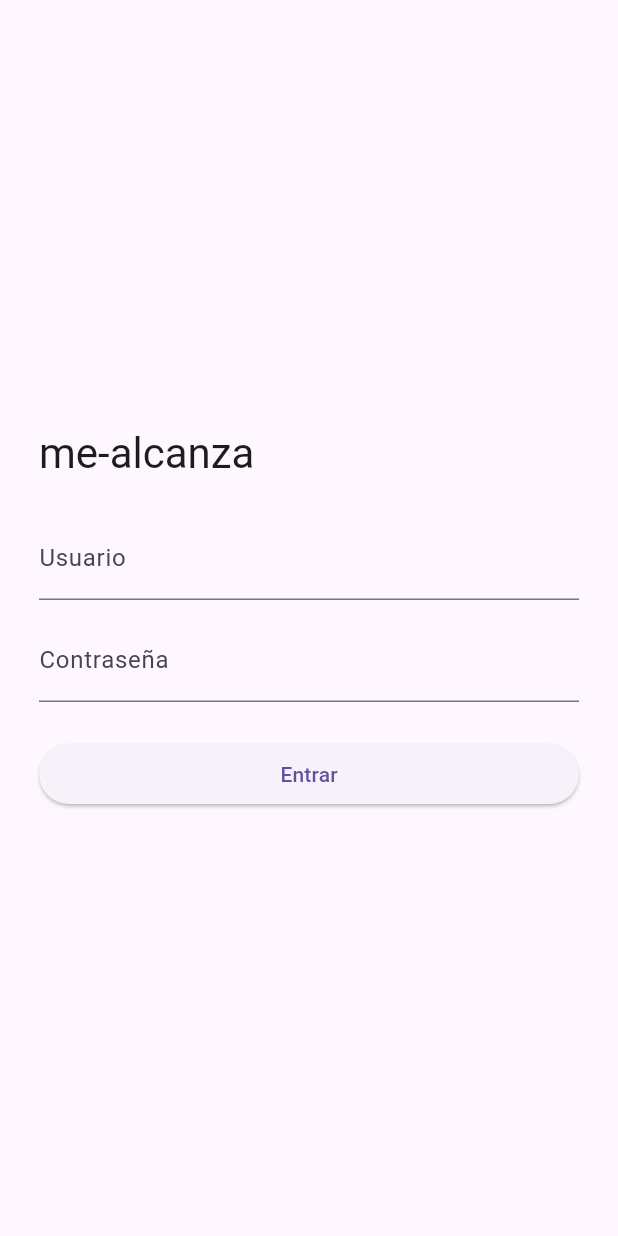
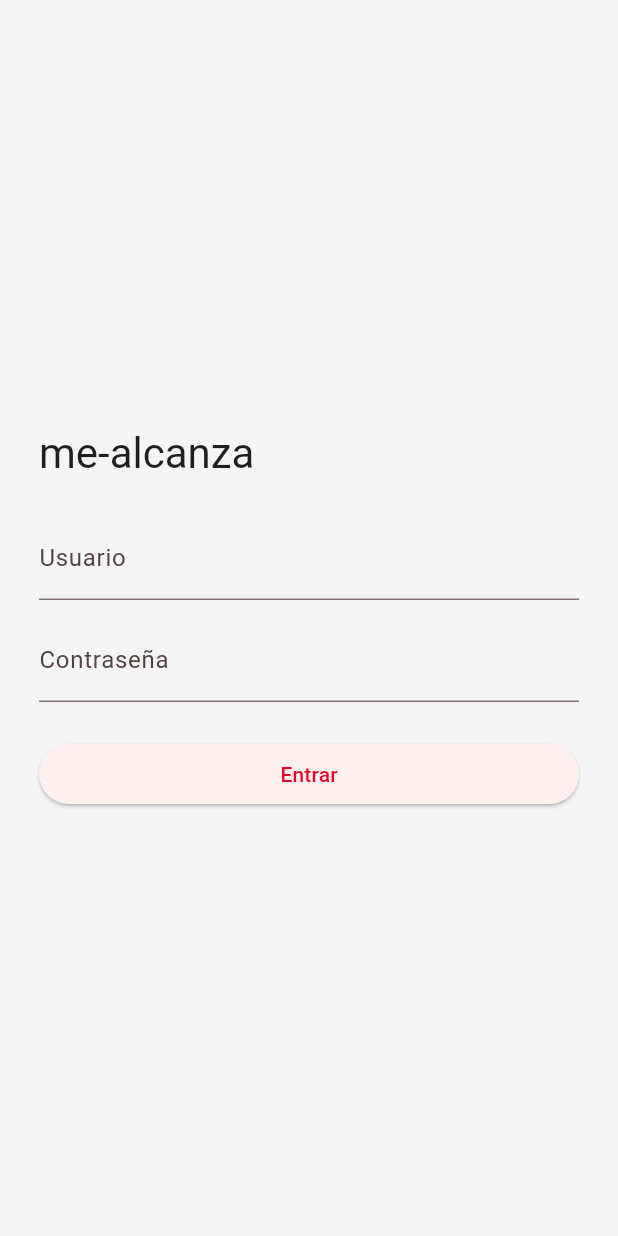
Before and after one commit to AdvantageLucky/Banorte-Me-Alcanza, a Flutter app: the screen it shows after launch, on a phone screen of 412 x 824 dp. Run offline on Flutter 3.47's test engine with Material 3 defaults, Android fonts, the light colour scheme and no system bars; our stand-ins replace shared_preferences; missing offline and left inert: a2ui_core, genui.

Commit message:
style: apply Banorte color palette to Flutter theme

```diff
--- a/flutter_app/lib/main.dart
+++ b/flutter_app/lib/main.dart
@@ -35,7 +35,20 @@ class _MeAlcanzaAppState extends State<MeAlcanzaApp> {
   Widget build(BuildContext context) {
     return MaterialApp(
       title: 'me-alcanza',
-      theme: ThemeData(useMaterial3: true),
+      theme: ThemeData(
+        useMaterial3: true,
+        colorScheme: ColorScheme.fromSeed(
+          seedColor: const Color(0xFFEC0029),
+          primary: const Color(0xFFEC0029),
+          onPrimary: Colors.white,
+          secondary: const Color(0xFF6A6867),
+          onSecondary: Colors.white,
+          surface: Colors.white,
+          onSurface: const Color(0xFF1F1F1F),
+          error: const Color(0xFFC5221F),
+        ),
+        scaffoldBackgroundColor: const Color(0xFFF5F5F5),
+      ),
       home: ListenableBuilder(
         listenable: _authController,
         builder: (context, _) => AppShell(
```
